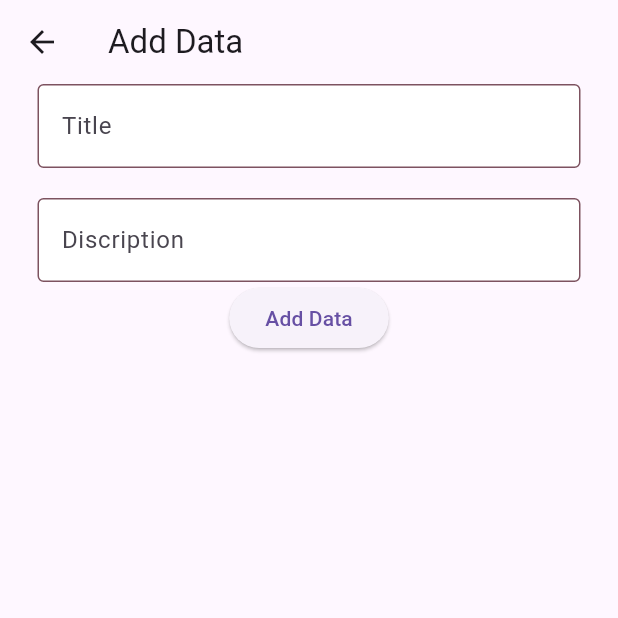
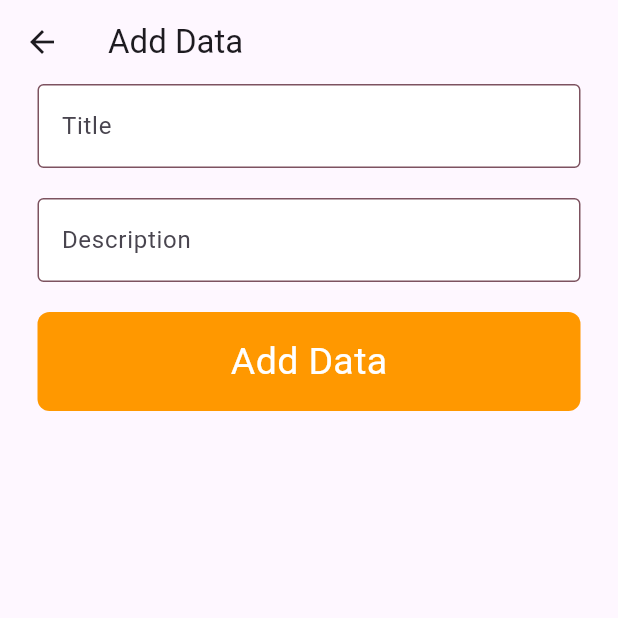
Before and after one commit to nashvak/task_mngmnt, a Flutter app: the AddDataScreen screen opened directly, on a phone screen of 412 x 824 dp, the top half of it. Run offline on Flutter 3.47's test engine with Material 3 defaults, Android fonts, the phone set to English and light mode, and no system bars; our stand-ins replace cloud_firestore, firebase_auth, firebase_core, go_router; accounts and stored records are empty; network calls fail.

Commit message:
task crud operation done

```diff
--- a/lib/Views/Auth/signup_page.dart
+++ b/lib/Views/Auth/signup_page.dart
@@ -51,7 +51,10 @@ class SignupPage extends StatelessWidget {
                   height: 25,
                 ),
                 CustomButton(
-                  text: 'Register',
+                  text: Text(
+                    'Register',
+                    style: TextStyle(color: Colors.white, fontSize: 25),
+                  ),
                   ontap: () async {
                     if (formKey.currentState!.validate()) {
                       if (passwordController.text ==
--- a/lib/Views/add_data.dart
+++ b/lib/Views/add_data.dart
@@ -1,8 +1,7 @@
-import 'package:flutter/foundation.dart';
 import 'package:flutter/material.dart';
-import 'package:flutter/widgets.dart';
 import 'package:provider/provider.dart';
 import 'package:taskmanagement_firebase/services/data_provider.dart';
+import 'package:taskmanagement_firebase/widgets/custom_button.dart';
 import 'package:taskmanagement_firebase/widgets/custom_textfield.dart';
 
 class AddDataScreen extends StatefulWidget {
@@ -16,44 +15,57 @@ class _AddDataScreenState extends State<AddDataScreen> {
   TextEditingController nameController = TextEditingController();
   TextEditingController discriptionController = TextEditingController();
   bool isCompleted = false;
+  final addformKey = GlobalKey<FormState>();
 
   @override
   Widget build(BuildContext context) {
     return Scaffold(
       appBar: AppBar(
-        title: Text("Add Data"),
+        title: const Text("Add Data"),
       ),
-      body: Column(
+      body: Form(
+        key: addformKey,
+        child: Column(
           children: [
             CustomTextfield(
                 text: "Title", controller: nameController, obscure: false),
-          SizedBox(
+            const SizedBox(
               height: 20,
             ),
             CustomTextfield(
-              text: "Discription",
+              text: "Description",
               controller: discriptionController,
-              obscure: false),
+              obscure: false,
+            ),
+            const SizedBox(
+              height: 20,
+            ),
             Consumer<DataProvider>(builder: (context, provider, _) {
-            return ElevatedButton(
-                onPressed: () async {
+              return CustomButton(
+                  ontap: () async {
+                    if (addformKey.currentState!.validate()) {
                       await provider
-                      .addData(Task(
-                          name: nameController.text,
-                          discription: discriptionController.text,
-                          isCompleted: false))
+                          .addData(
+                        title: nameController.text.trim(),
+                        desc: discriptionController.text.trim(),
+                      )
                           .then((v) {
                         nameController.clear();
                         discriptionController.clear();
-                    ScaffoldMessenger.of(context)
-                        .showSnackBar(SnackBar(content: Text("Data Added")));
+                        ScaffoldMessenger.of(context).showSnackBar(
+                            const SnackBar(content: Text("Task Added")));
                       });
+                    }
                   },
-                child: provider.addDataLoading
-                    ? CircularProgressIndicator()
-                    : Text("Add Data"));
+                  text: provider.addDataLoading
+                      ? const CircularProgressIndicator()
+                      : const Text(
+                          "Add Data",
+                          style: TextStyle(color: Colors.white, fontSize: 25),
+                        ));
             })
           ],
+        ),
       ),
     );
   }
--- a/lib/main.dart
+++ b/lib/main.dart
@@ -1,14 +1,11 @@
 import 'package:flutter/material.dart';
 import 'package:firebase_core/firebase_core.dart';
 import 'package:provider/provider.dart';
-import 'package:taskmanagement_firebase/Views/Auth/login_page.dart';
 import 'package:taskmanagement_firebase/Views/splash.dart';
 import 'package:taskmanagement_firebase/services/auth_service.dart';
 import 'package:taskmanagement_firebase/services/data_provider.dart';
 
 import 'firebase_options.dart';
-
-import 'package:taskmanagement_firebase/router/app_router.dart';
 
 void main() async {
   WidgetsFlutterBinding.ensureInitialized();
@@ -31,7 +28,7 @@ class MyApp extends StatelessWidget {
 
   @override
   Widget build(BuildContext context) {
-    return MaterialApp(
+    return const MaterialApp(
       // routerConfig: AppRoutes.router,
       debugShowCheckedModeBanner: true,
       title: 'Task management',
--- /dev/null
+++ b/lib/model/task_model.dart
@@ -0,0 +1,28 @@
+import 'package:cloud_firestore/cloud_firestore.dart';
+
+class Task {
+  final String title;
+  final String discription;
+  final bool isCompleted;
+  final String taskId;
+  final String userId;
+  final Timestamp createdAt;
+
+  Task(
+      {required this.title,
+      required this.taskId,
+      required this.userId,
+      required this.createdAt,
+      required this.discription,
+      required this.isCompleted});
+  factory Task.fromMap(Map<String, dynamic> data) {
+    return Task(
+      title: data['title'] ?? 'No Title',
+      discription: data['description'] ?? 'No Description',
+      isCompleted: data['isCompleted'] ?? false,
+      taskId: data['taskId'] ?? 'No id',
+      userId: data['userId'] ?? 'No userId',
+      createdAt: data['createdAt'] ?? Timestamp.now(),
+    );
+  }
+}
--- a/lib/services/auth_service.dart
+++ b/lib/services/auth_service.dart
@@ -6,11 +6,11 @@ class AuthService with ChangeNotifier {
   final FirebaseAuth firebaseAuth = FirebaseAuth.instance;
   final FirebaseFirestore firestore = FirebaseFirestore.instance;
 
-  User? _user;
+  // User? _user;
 
-  User? get user => _user;
+  // User? get user => _user;
 
-  bool get isAuthenticated => _user != null;
+  // bool get isAuthenticated => _user != null;
 
   // authProvider() {
   //   firebaseAuth.authStateChanges().listen((User? user) {
--- a/lib/widgets/custom_button.dart
+++ b/lib/widgets/custom_button.dart
@@ -1,8 +1,9 @@
 import 'package:flutter/material.dart';
 
 class CustomButton extends StatelessWidget {
-  final String text;
+  final Widget text;
   final void Function()? ontap;
+
   const CustomButton({super.key, required this.text, this.ontap});
 
   @override
@@ -15,10 +16,11 @@ class CustomButton extends StatelessWidget {
             color: Colors.orange, borderRadius: BorderRadius.circular(8)),
         padding: EdgeInsets.all(15),
         child: Center(
-          child: Text(
-            text,
-            style: TextStyle(color: Colors.white, fontSize: 25),
-          ),
+          child: text,
+          // child: loading? CircularProgressIndicator():Text(
+          //   text,
+          // style: TextStyle(color: Colors.white, fontSize: 25),
+          // ),
         ),
       ),
     );
```
Also changed, not shown: lib/Views/Auth/editpage.dart (+137 -0 lines), lib/Views/Auth/homepage.dart (+86 -35 lines), lib/Views/Auth/login_page.dart (+8 -3 lines), lib/Views/splash.dart (+4 -5 lines), lib/router/app_router.dart (+3 -4 lines), lib/services/data_provider.dart (+31 -21 lines), lib/widgets/mydrawer.dart (added, +77 -0 lines). Lines whose indentation alone changed are shown as unchanged.
